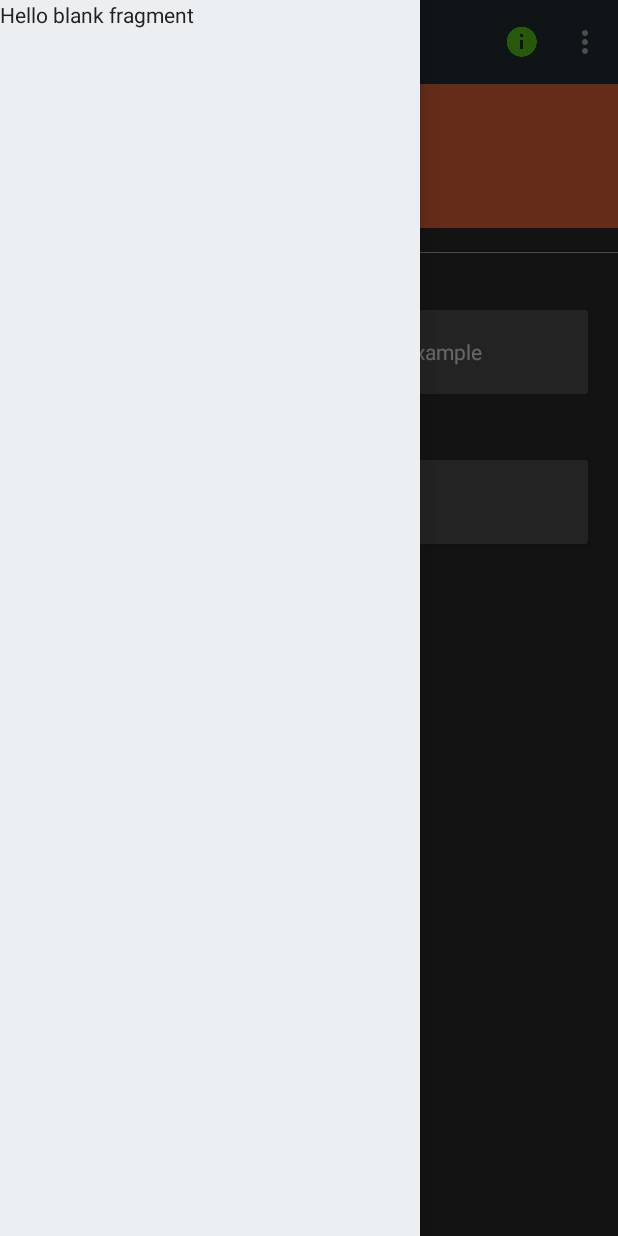
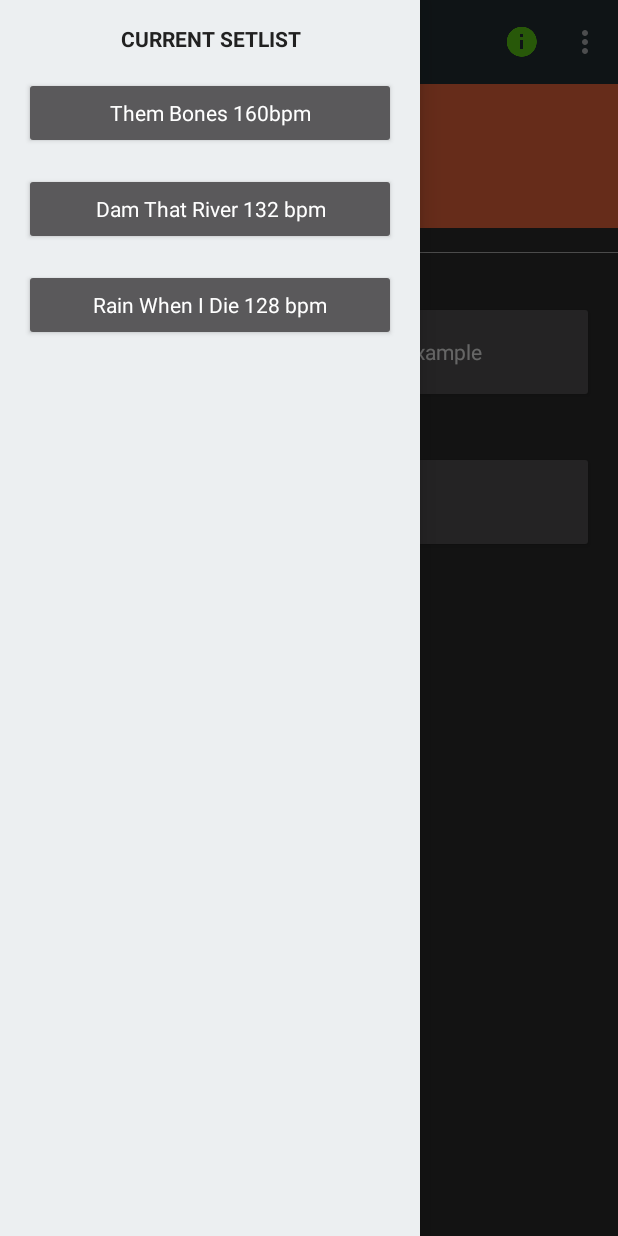
Before and after one commit to gilmourguru/Junkbox, an Android app: the screen it shows after launch (Home), with the side drawer open, on a phone screen of 412 x 824 dp. Run offline under Robolectric (Android 15) with nearby library versions, the phone set to English and light mode, and no system bars; libraries missing offline, so code that uses them is left out: android.support.v7.

Commit message:
Started Setlist Drawer data

```diff
--- a/app/src/main/java/com/junkheadaictribute/tools/junkbox/Home.java
+++ b/app/src/main/java/com/junkheadaictribute/tools/junkbox/Home.java
@@ -29,9 +29,9 @@ public class Home extends AppCompatActivity {
         getSupportActionBar().setHomeButtonEnabled(true);
         //flacAppBtn = (Button) findViewById(R.id.flac_app_btn);
 
-        NavigationDrawerFragment drawerFragment = (NavigationDrawerFragment) getFragmentManager().findFragmentById(R.id.nav_fragment_home);
+        //NavigationDrawerFragment drawerFragment = (NavigationDrawerFragment) getFragmentManager().findFragmentById(R.id.nav_fragment_home);
 
-        drawerFragment.setUp(R.id.nav_drawer_home,(DrawerLayout)findViewById(R.id.nav_drawer_home), toolbar);
+        //drawerFragment.setUp(R.id.nav_drawer_home,(DrawerLayout)findViewById(R.id.nav_drawer_home), toolbar);
 
     }
 
--- a/app/src/main/res/layout/fragment_navigation_drawer.xml
+++ b/app/src/main/res/layout/fragment_navigation_drawer.xml
@@ -7,10 +7,39 @@
     tools:context="com.junkheadaictribute.tools.junkbox.NavigationDrawerFragment">
 
     <!-- TODO: Update blank fragment layout -->
+   <LinearLayout
+       android:layout_width="match_parent"
+       android:layout_height="wrap_content"
+       android:orientation="vertical">
     <TextView
         android:layout_width="match_parent"
         android:layout_height="match_parent"
         android:textColor="@color/colorTextPrimary"
-        android:text="@string/hello_blank_fragment" />
+        android:gravity="center_horizontal"
+        android:textAllCaps="true"
+        android:textSize="14sp"
+        android:textStyle="bold"
+        android:layout_marginTop="@dimen/activity_vertical_margin"
+        android:text="@string/current_setlist" />
+
+
+        <Button
+            style="@style/SetlistButtons"
+            android:layout_width="match_parent"
+            android:layout_height="wrap_content"
+            android:text="Them Bones 160bpm"/>
+        <Button
+            style="@style/SetlistButtons"
+            android:layout_width="match_parent"
+            android:layout_height="wrap_content"
+            android:text="Dam That River 132 bpm"/>
+       <Button
+           style="@style/SetlistButtons"
+           android:layout_width="match_parent"
+           android:layout_height="wrap_content"
+           android:text="Rain When I Die 128 bpm"/>
+
+
+   </LinearLayout>
 
 </RelativeLayout>
--- a/app/src/main/res/values/strings.xml
+++ b/app/src/main/res/values/strings.xml
@@ -19,4 +19,5 @@
 
 <!-- TODO: Remove or change this placeholder text -->
     <string name="hello_blank_fragment">Hello blank fragment</string>
+    <string name="current_setlist">Current Setlist</string>
 </resources>
--- a/app/src/main/res/values/styles.xml
+++ b/app/src/main/res/values/styles.xml
@@ -25,12 +25,22 @@
         <item name="android:elevation">12dp</item>
     </style>
 
+    <style name="SetlistButtons" parent="AppTheme.base">
+        <item name="android:layout_marginLeft">@dimen/activity_horizontal_margin</item>
+        <item name="android:layout_marginRight">@dimen/activity_horizontal_margin</item>
+        <item name="android:layout_marginTop">@dimen/activity_vertical_margin</item>
+        <item name="android:elevation">12dp</item>
+        <item name="android:layout_height">64dp</item>
+        <item name="android:padding">12dp</item>
+    </style>
+
     <style name="myCustomAppBarTheme" parent="ThemeOverlay.AppCompat.Dark.ActionBar">
         <item name="android:elevation">8dp</item>
     </style>
 
     <style name="myCustomNavDrawer" parent="ThemeOverlay.AppCompat.Light">
         <item name="android:textColorPrimary">@color/colorTextPrimary</item>
+        <item name="android:textColor">@color/colorTextPrimary</item>
     </style>
 
 </resources>
```
